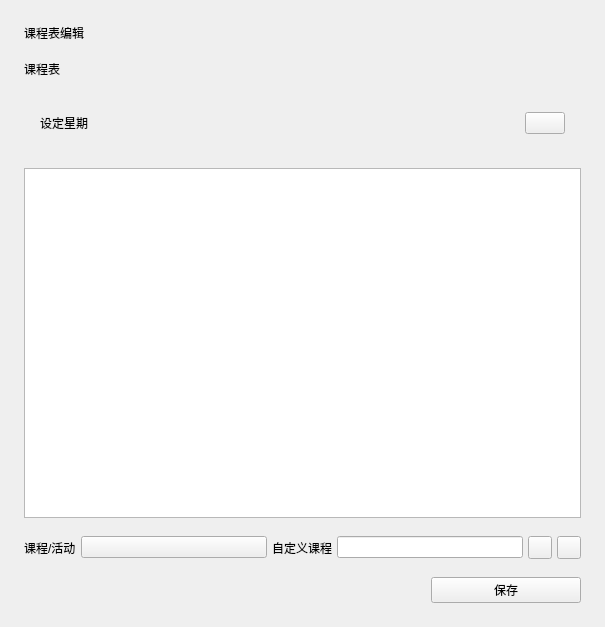
The window that menu-schedule_edit.ui (RinLit-233-shiroko/Class-Widgets) describes before a commit, drawn with Qt 5.
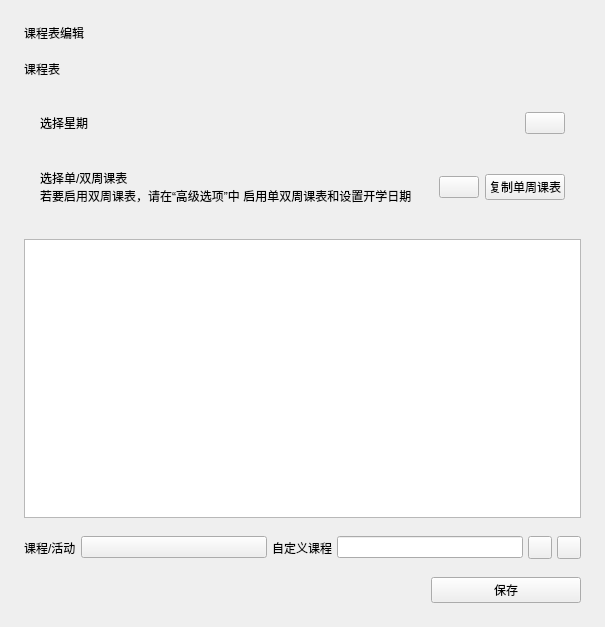
The same window after the commit. Custom widgets are drawn as their Qt base class.

```diff
--- a/menu-schedule_edit.ui
+++ b/menu-schedule_edit.ui
@@ -82,7 +82,7 @@
         <item>
          <widget class="StrongBodyLabel" name="StrongBodyLabel">
           <property name="text">
-           <string>设定星期</string>
+           <string>选择星期</string>
           </property>
          </widget>
         </item>
@@ -99,6 +99,67 @@
        </layout>
       </widget>
      </item>
+     <item>
+      <widget class="CardWidget" name="CardWidget_2">
+       <property name="minimumSize">
+        <size>
+         <width>0</width>
+         <height>60</height>
+        </size>
+       </property>
+       <layout class="QHBoxLayout" name="horizontalLayout_3">
+        <property name="leftMargin">
+         <number>16</number>
+        </property>
+        <property name="topMargin">
+         <number>16</number>
+        </property>
+        <property name="rightMargin">
+         <number>16</number>
+        </property>
+        <property name="bottomMargin">
+         <number>16</number>
+        </property>
+        <item>
+         <layout class="QVBoxLayout" name="verticalLayout_3">
+          <property name="spacing">
+           <number>0</number>
+          </property>
+          <item>
+           <widget class="StrongBodyLabel" name="StrongBodyLabel_2">
+            <property name="sizePolicy">
+             <sizepolicy hsizetype="Expanding" vsizetype="Preferred">
+              <horstretch>0</horstretch>
+              <verstretch>0</verstretch>
+             </sizepolicy>
+            </property>
+            <property name="text">
+             <string>选择单/双周课表</string>
+            </property>
+           </widget>
+          </item>
+          <item>
+           <widget class="CaptionLabel" name="CaptionLabel">
+            <property name="text">
+             <string>若要启用双周课表，请在“高级选项”中 启用单双周课表和设置开学日期</string>
+            </property>
+           </widget>
+          </item>
+         </layout>
+        </item>
+        <item>
+         <widget class="ComboBox" name="week_type_combo"/>
+        </item>
+        <item>
+         <widget class="PushButton" name="copy_schedule">
+          <property name="text">
+           <string>复制单周课表</string>
+          </property>
+         </widget>
+        </item>
+       </layout>
+      </widget>
+     </item>
     </layout>
    </item>
    <item>
@@ -244,6 +305,11 @@
    <header>qfluentwidgets</header>
    <container>1</container>
   </customwidget>
+  <customwidget>
+   <class>CaptionLabel</class>
+   <extends>QLabel</extends>
+   <header>qfluentwidgets</header>
+  </customwidget>
   <customwidget>
    <class>BodyLabel</class>
    <extends>QLabel</extends>
```
